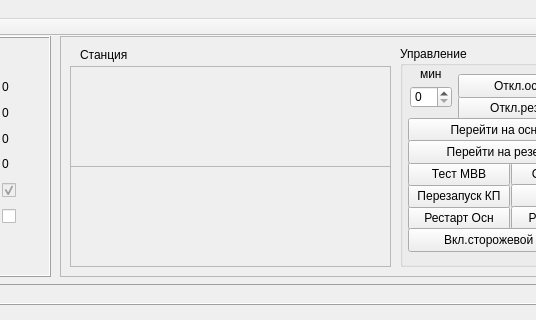
Qt form MdmAgent/mainwindow.ui (eugene-pa/armdncqt) before a commit; both pictures show x 230 to 766 and y 0 to 320 of the 1037 by 586 pixel window.
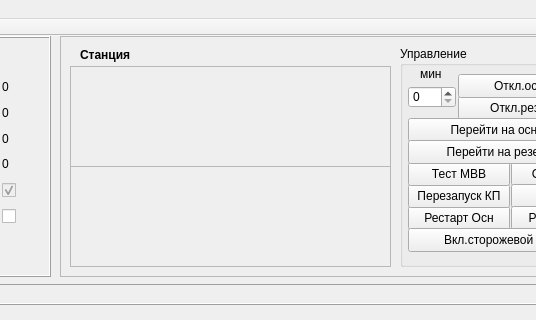
The same form after that commit. Custom widgets are drawn as their Qt base class.

Diff of the .ui file:
```diff
--- a/MdmAgent/mainwindow.ui
+++ b/MdmAgent/mainwindow.ui
@@ -627,6 +627,12 @@
        <height>17</height>
       </rect>
      </property>
+     <property name="font">
+      <font>
+       <weight>75</weight>
+       <bold>true</bold>
+      </font>
+     </property>
      <property name="text">
       <string>Станция</string>
      </property>
@@ -646,9 +652,9 @@
      <widget class="QSpinBox" name="spinBox">
       <property name="geometry">
        <rect>
-        <x>10</x>
+        <x>8</x>
         <y>40</y>
-        <width>42</width>
+        <width>48</width>
         <height>22</height>
        </rect>
       </property>
```
